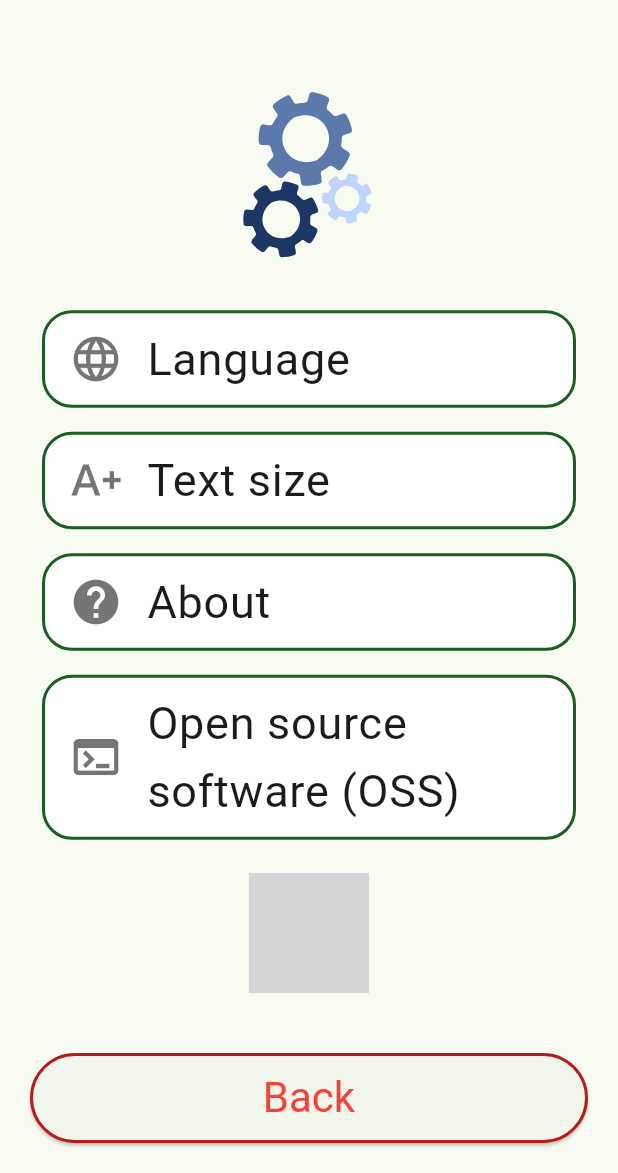
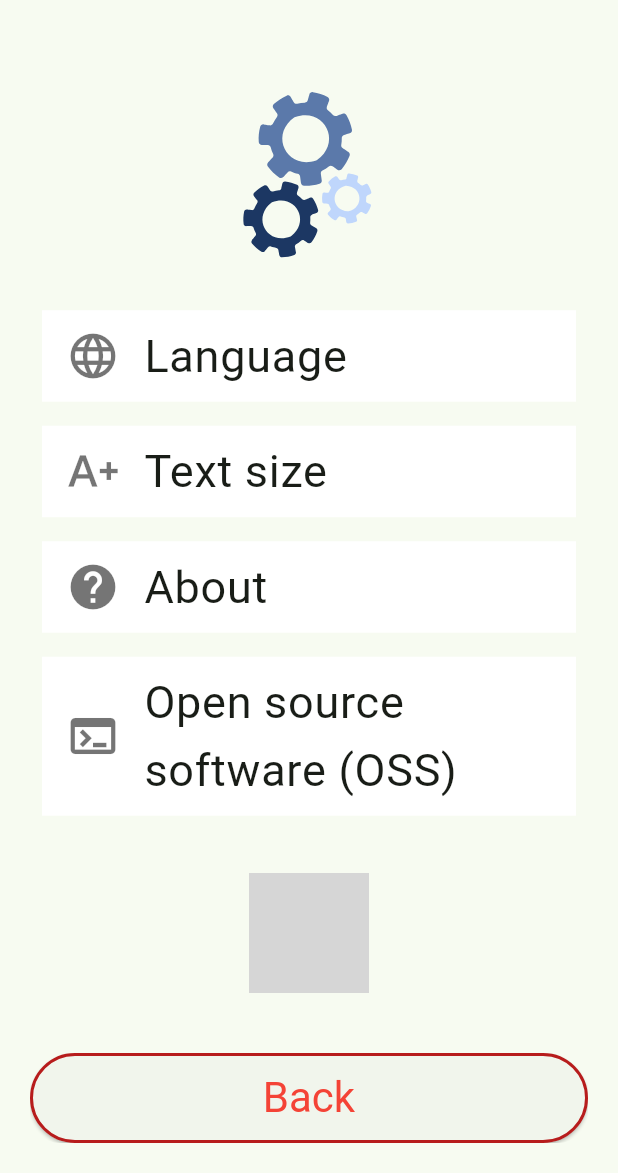
Before and after one commit to librajackyty/ESoundReminder, a Flutter app: the DisplayConfigPage screen opened by its route, after a tap on "简体中文", after a tap on "Settings", on a phone screen of 412 x 824 dp, the part 63-1236 px from its top. Run offline on Flutter 3.47's test engine with Material 2 defaults, Android fonts, the phone set to English and light mode, and no system bars; our stand-ins replace flutter_animation_progress_bar, flutter_local_notifications, flutter_native_timezone, hive, hive_flutter, lottie and 4 more; missing offline and left inert: day_night_time_picker; accounts and stored records are empty; project files that could hold a hidden picture were left out; grey boxes are pictures that could not be loaded.

Commit message:
[0.9.8] Update bottom widget and listview itm

```diff
--- a/lib/screens/about.dart
+++ b/lib/screens/about.dart
@@ -7,6 +7,7 @@ import '../utils/constants.dart';
 import '../widgets/custom_button_normal_back.dart';
 import '../widgets/custom_text_normal.dart';
 import '../widgets/custom_text_small.dart';
+import '../widgets/page_bottom_area.dart';
 
 class AboutPage extends StatefulWidget {
   const AboutPage({super.key, required this.title});
@@ -114,11 +115,7 @@ class _AboutPageState extends State<AboutPage> {
                         ),
                       ]),
                 ),
-                Align(
-                  alignment: Alignment.bottomCenter,
-                  child: CusNBackButton(Language.of(context)!.t("common_back"),
-                      () => {Navigator.pop(context)}),
-                ),
+                PageBottomArea()
               ],
             ),
           ),
--- a/lib/screens/display_config.dart
+++ b/lib/screens/display_config.dart
@@ -1,5 +1,6 @@
 import 'package:e_sound_reminder_app/models/language.dart';
 import 'package:e_sound_reminder_app/utils/text_config.dart';
+import 'package:e_sound_reminder_app/widgets/page_bottom_area.dart';
 import 'package:flutter/material.dart';
 import 'package:lottie/lottie.dart';
 
@@ -27,7 +28,7 @@ class _DisplayConfigPageState extends State<DisplayConfigPage> {
         "${Language.of(context)?.t("display_list_itm_$size")}",
         () {
           Displayer.updateAppTextSize(context, fromSizeValToType(size));
-          Future.delayed(Duration(milliseconds: 100), goBack);
+          Future.delayed(Duration(milliseconds: 100), goHome);
         },
         icon: size == Displayer.currentAppTextSize(context)
             ? Icon(
@@ -46,7 +47,7 @@ class _DisplayConfigPageState extends State<DisplayConfigPage> {
     return mwList;
   }
 
-  void goBack() {
+  void goHome() {
     Navigator.pushReplacementNamed(context, pageRouteHome);
   }
 
@@ -88,14 +89,7 @@ class _DisplayConfigPageState extends State<DisplayConfigPage> {
                                 const EdgeInsets.only(top: safeAreaPaddingAll),
                             children: sizeSelectArea(context,
                                 Displayer.sizeDisplayKey.keys.toList())))),
-                Visibility(
-                  visible: true,
-                  child: Align(
-                    alignment: Alignment.bottomCenter,
-                    child: CusNBackButton(
-                        Language.of(context)!.t("common_back"), goBack),
-                  ),
-                ),
+                Visibility(visible: true, child: PageBottomArea()),
               ],
             ),
           ),
--- a/lib/screens/lang_config.dart
+++ b/lib/screens/lang_config.dart
@@ -1,4 +1,5 @@
 import 'package:e_sound_reminder_app/models/language.dart';
+import 'package:e_sound_reminder_app/widgets/page_bottom_area.dart';
 import 'package:flutter/material.dart';
 import 'package:lottie/lottie.dart';
 import 'package:provider/provider.dart';
@@ -108,11 +109,7 @@ class _LangConfigPageState extends State<LangConfigPage> {
                                 Language.localeDisplay.keys.toList())))),
                 Visibility(
                   visible: !initalConfig,
-                  child: Align(
-                    alignment: Alignment.bottomCenter,
-                    child: CusNBackButton(
-                        Language.of(context)!.t("common_back"), goBack),
-                  ),
+                  child: PageBottomArea(onPressed: goBack),
                 ),
               ],
             ),
--- a/lib/screens/opensources.dart
+++ b/lib/screens/opensources.dart
@@ -6,6 +6,7 @@ import '../models/language.dart';
 import '../utils/constants.dart';
 import '../widgets/custom_button_normal_back.dart';
 import '../widgets/custom_text_small_ex.dart';
+import '../widgets/page_bottom_area.dart';
 
 class OpenSourcesPage extends StatefulWidget {
   const OpenSourcesPage({super.key, required this.title});
@@ -65,11 +66,7 @@ class _OpenSourcesPageState extends State<OpenSourcesPage> {
                       ),
                       ...generateOssList()
                     ])),
-                Align(
-                  alignment: Alignment.bottomCenter,
-                  child: CusNBackButton(Language.of(context)!.t("common_back"),
-                      () => {Navigator.pop(context)}),
-                ),
+                PageBottomArea()
               ],
             ),
           ),
--- a/lib/screens/settings.dart
+++ b/lib/screens/settings.dart
@@ -10,6 +10,7 @@ import '../utils/text_config.dart';
 import '../widgets/custom_button_normal_back.dart';
 import '../widgets/custom_list_item.dart';
 import '../widgets/custom_text_normal.dart';
+import '../widgets/page_bottom_area.dart';
 
 class SettingsPage extends StatefulWidget {
   const SettingsPage({super.key, required this.title});
@@ -53,34 +54,34 @@ class _SettingsPageState extends State<SettingsPage> {
                             CusListItm(
                                 Language.of(context)!
                                     .t("settings_list_language"),
+                                noBorder: true,
                                 iconData: Icons.language, onTap: () {
                               Navigator.pushNamed(context, pageRouteLangConfig);
                             }),
                             CusListItm(
                                 Language.of(context)!
                                     .t("settings_list_display"),
+                                noBorder: true,
                                 iconData: Icons.text_increase, onTap: () {
                               Navigator.pushNamed(
                                   context, pageRouteDisplayConfig);
                             }),
                             CusListItm(
                                 Language.of(context)!.t("settings_list_about"),
+                                noBorder: true,
                                 iconData: Icons.help, onTap: () {
                               Navigator.pushNamed(context, pageRouteAbout);
                             }),
                             CusListItm(
                                 Language.of(context)!.t("settings_list_oss"),
+                                noBorder: true,
                                 iconData: Icons.terminal, onTap: () {
                               Navigator.pushNamed(
                                   context, pageRouteOpenSources);
                             }),
                           ])),
                 ),
-                Align(
-                  alignment: Alignment.bottomCenter,
-                  child: CusNBackButton(Language.of(context)!.t("common_back"),
-                      () => {Navigator.pop(context)}),
-                ),
+                PageBottomArea()
               ],
             ),
           ),
--- a/lib/widgets/custom_list_item.dart
+++ b/lib/widgets/custom_list_item.dart
@@ -10,12 +10,17 @@ class CusListItm extends StatefulWidget {
   final String text;
   VoidCallback? onTap;
   bool selected;
+  bool noBorder;
 
-  CusListItm(this.text, {this.iconData, this.onTap, this.selected = false});
+  CusListItm(this.text,
+      {this.iconData,
+      this.onTap,
+      this.selected = false,
+      this.noBorder = false});
 
   @override
   _CusListItmState createState() =>
-      _CusListItmState(iconData, text, onTap, selected);
+      _CusListItmState(iconData, text, onTap, selected, noBorder);
 }
 
 class _CusListItmState extends State<CusListItm> {
@@ -23,8 +28,10 @@ class _CusListItmState extends State<CusListItm> {
   String text;
   VoidCallback? onTap;
   bool selected;
+  bool noBorder;
 
-  _CusListItmState(this.iconData, this.text, this.onTap, this.selected);
+  _CusListItmState(
+      this.iconData, this.text, this.onTap, this.selected, this.noBorder);
 
   @override
   Widget build(BuildContext context) {
@@ -40,11 +47,13 @@ class _CusListItmState extends State<CusListItm> {
           padding: const EdgeInsets.all(elementSPadding),
           child: ListTile(
             splashColor: buttonForegroundColor,
-            shape: RoundedRectangleBorder(
-                side: BorderSide(
-                    color: buttonBorderColor, width: buttonBorderWidth),
-                borderRadius:
-                    BorderRadius.all(Radius.circular(cardsBorderRadius))),
+            shape: noBorder
+                ? null
+                : RoundedRectangleBorder(
+                    side: BorderSide(
+                        color: buttonBorderColor, width: buttonBorderWidth),
+                    borderRadius:
+                        BorderRadius.all(Radius.circular(cardsBorderRadius))),
             tileColor: buttonReadOnlyColor,
             selectedTileColor: buttonBorderColor,
             selectedColor: buttonReadOnlyColor,
--- /dev/null
+++ b/lib/widgets/page_bottom_area.dart
@@ -0,0 +1,24 @@
+import 'dart:ui';
+
+import 'package:flutter/material.dart';
+
+import '../models/language.dart';
+import 'custom_button_normal_back.dart';
+
+class PageBottomArea extends StatelessWidget {
+  final VoidCallback? onPressed;
+
+  const PageBottomArea({Key? key, this.onPressed}) : super(key: key);
+
+  @override
+  Widget build(BuildContext context) {
+    return Container(
+        clipBehavior: Clip.antiAlias,
+        decoration:
+            BoxDecoration(borderRadius: BorderRadius.all(Radius.circular(20))),
+        child: Align(
+            alignment: Alignment.bottomCenter,
+            child: CusNBackButton(Language.of(context)!.t("common_back"),
+                onPressed ?? () => Navigator.pop(context))));
+  }
+}
```
